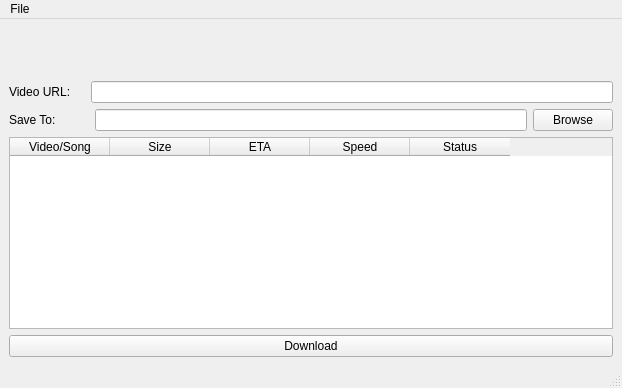
Above: resources/gui_qt-designer.ui from yasoob/youtube-dl-GUI before the change. Below: the same form after it.
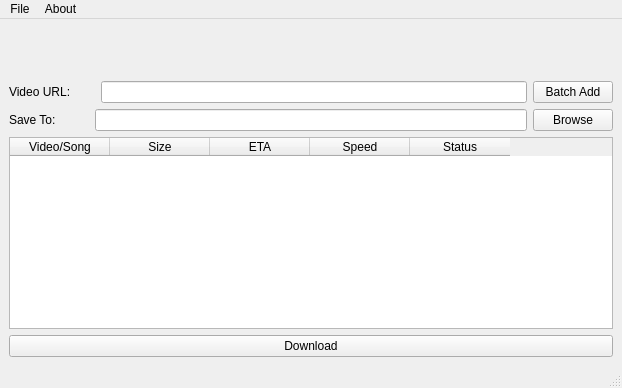
That is the form after the change. Icons and pictures are not drawn.

```diff
--- a/resources/gui_qt-designer.ui
+++ b/resources/gui_qt-designer.ui
@@ -76,7 +76,7 @@
           </property>
           <property name="sizeHint" stdset="0">
            <size>
-            <width>14</width>
+            <width>24</width>
             <height>20</height>
            </size>
           </property>
@@ -85,6 +85,13 @@
         <item>
          <widget class="QLineEdit" name="lineEdit"/>
         </item>
+        <item>
+         <widget class="QPushButton" name="BatchAdd">
+          <property name="text">
+           <string>Batch Add</string>
+          </property>
+         </widget>
+        </item>
        </layout>
       </item>
       <item>
@@ -191,7 +198,7 @@
      <x>0</x>
      <y>0</y>
      <width>622</width>
-     <height>25</height>
+     <height>21</height>
     </rect>
    </property>
    <widget class="QMenu" name="menuFile">
@@ -200,7 +207,15 @@
     </property>
     <addaction name="actionExit"/>
    </widget>
+   <widget class="QMenu" name="menuAbout">
+    <property name="title">
+     <string>About</string>
+    </property>
+    <addaction name="actionHelp"/>
+    <addaction name="actionLicense"/>
+   </widget>
    <addaction name="menuFile"/>
+   <addaction name="menuAbout"/>
   </widget>
   <widget class="QStatusBar" name="statusbar"/>
   <action name="actionExit">
```
Left out of the diff: 10 changed lines with no effect on the pictures.
